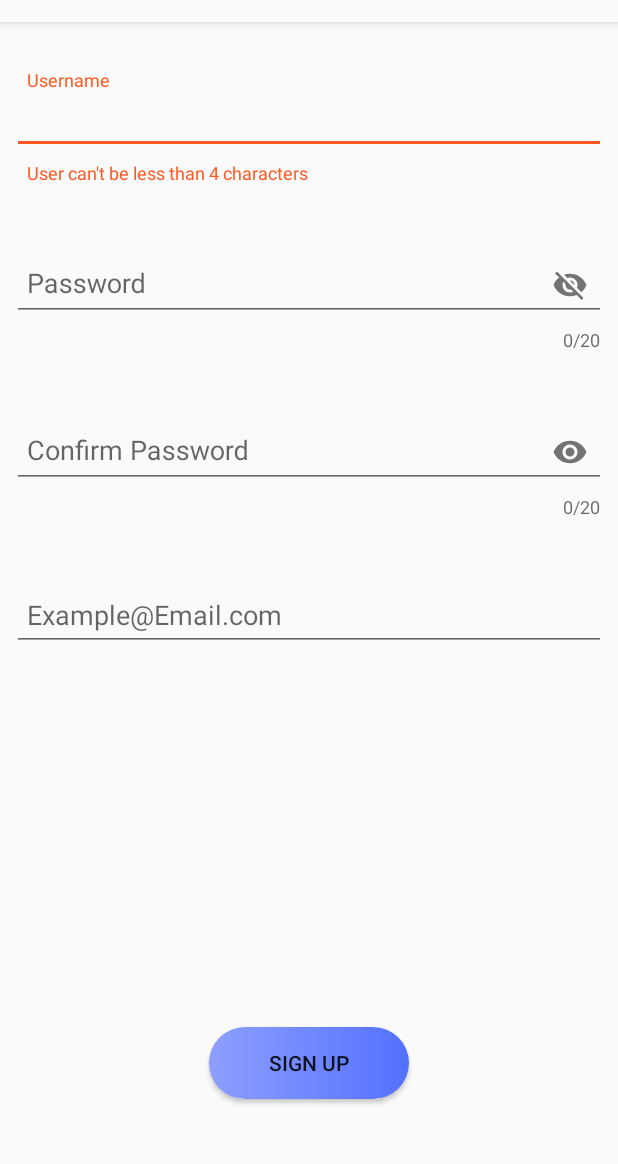
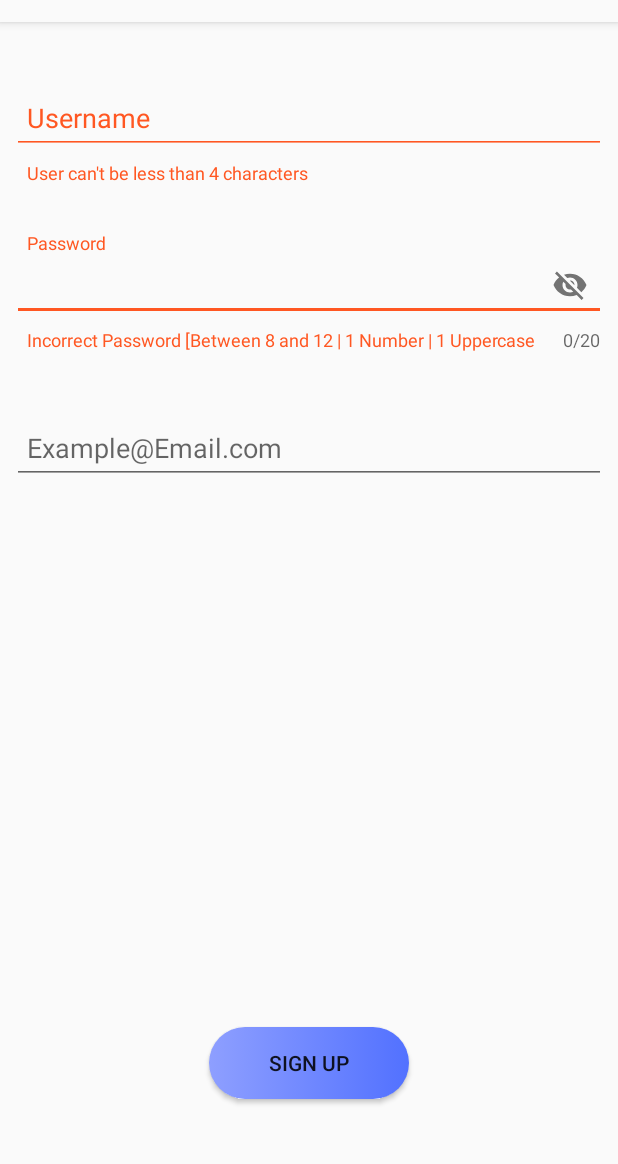
Before and after one commit to sslavik/inventoryFragment, an Android app: the SignUpActivity screen opened directly, with no data from a screen before it, after a tap on an icon or button, on a phone screen of 412 x 824 dp, the part 62-1226 px from its top. Run offline under Robolectric (Android 15) with nearby library versions, the phone set to English and light mode, and no system bars; 1 other tap on this screen came first.

Commit message:
Erros implemented & Failed at Sign Up To Show err

```diff
--- a/app/src/main/java/com/sslavik/inventory/ui/SignUpActivity.java
+++ b/app/src/main/java/com/sslavik/inventory/ui/SignUpActivity.java
@@ -11,7 +11,6 @@ import android.util.Log;
 import android.view.View;
 import android.view.inputmethod.InputMethodManager;
 import android.widget.Button;
-import android.widget.EditText;
 import android.widget.Toast;
 
 import com.google.android.material.textfield.TextInputEditText;
@@ -23,13 +22,11 @@ public class SignUpActivity extends AppCompatActivity {
 
     private Button btSignUp;
     private TextInputEditText tiedUser;
-    private TextInputEditText tiedPassword1;
-    private TextInputEditText tiedPassword2;
+    private TextInputEditText tiedPassword;
     private TextInputEditText tiedEmail;
 
     private TextInputLayout tilUser;
-    private TextInputLayout tilPassword1;
-    private TextInputLayout tilPassword2;
+    private TextInputLayout tilPassword;
     private TextInputLayout tilEmail;
 
     @Override
@@ -39,16 +36,16 @@ public class SignUpActivity extends AppCompatActivity {
         // Instancia TextInputEditText
         btSignUp = findViewById(R.id.btSingUpSignUp);
         tiedUser = findViewById(R.id.tiedUser);
-        tiedPassword1 = findViewById(R.id.tiedPassword1);
-        tiedPassword2 = findViewById(R.id.tiedPassword2);
+        tiedPassword = findViewById(R.id.tiedPassword);
         tiedEmail = findViewById(R.id.tiedEmail);
         // TextInputLayout
         tilUser = findViewById(R.id.tilUser);
-        tilPassword1 = findViewById(R.id.tilPassword1);
-        tilPassword2 = findViewById(R.id.tilPassword2);
+        tilPassword = findViewById(R.id.tilPassword);
         tilEmail = findViewById(R.id.tilEmail);
         // TextChanged
         tiedUser.addTextChangedListener(new SignUpWatcher(tiedUser));
+        tiedEmail.addTextChangedListener(new SignUpWatcher(tiedEmail));
+        tiedPassword.addTextChangedListener(new SignUpWatcher(tiedPassword));
         // Evento OnClick SignUp
         btSignUp.setOnClickListener(new View.OnClickListener() {
             @Override
@@ -63,7 +60,7 @@ public class SignUpActivity extends AppCompatActivity {
      */
     private void validate() {
         if(validateUser(tiedUser)
-                && validatePassword(tiedPassword1, tiedPassword2)
+                && validatePassword(tiedPassword)
                 && CommonUtils.validateEmail(tiedEmail.getText().toString())) {
             // 1- Se guarda el usuario en la BD
             // 2- Envio de correo al usuario (Firebase)
@@ -87,19 +84,17 @@ public class SignUpActivity extends AppCompatActivity {
      * 5. No puede ser vacio
      * @return Valida Contraseña
      */
-    private boolean validatePassword(View view, View view2) {
+    private boolean validatePassword(View view) {
         String pass1 = ((TextInputEditText)view).getText().toString();
-        String pass2 = ((TextInputEditText)view2).getText().toString();
-        Log.d("SignIn", " Equals : " + pass1.equals(pass2) + "Length: " + (pass1.length() >= 8 && pass1.length() <= 12) + " mayus : " + pass1.matches(".*([A-Z]){1,}.*") + " num : " + pass1.matches(".*([0-9]){1,}.*"));
+        Log.d("SignIn", "Length: " + (pass1.length() >= 8 && pass1.length() <= 12) + " mayus : " + pass1.matches(".*([A-Z]){1,}.*") + " num : " + pass1.matches(".*([0-9]){1,}.*"));
         if(pass1.length() >= 8
-                && pass1.length() <= 12
-                && pass1.equals(pass2)
+                && pass1.length() <= 20
                 && pass1.matches(".*([A-Z]){1,}.*")
                 && pass1.matches(".*([0-9]){1,}.*")){
             return true;
         } else {
             displaySoftKeyboard(view);
-            tilPassword1.setError(getString(R.string.errEmail));
+            tilPassword.setError(getString(R.string.errPassword));
             return false;
         }
     }
@@ -150,11 +145,11 @@ public class SignUpActivity extends AppCompatActivity {
                     }
                     else tilUser.setError(null);
                     break;
-                case R.id.tiedPassword1:
-                    if(!validatePassword(view, tiedPassword2)){
-                        tilPassword1.setError(getString(R.string.errPassword));
+                case R.id.tiedPassword:
+                    if(!validatePassword(tiedPassword)){
+                        tilPassword.setError(getString(R.string.errPassword));
                     }
-                    else tilPassword1.setError(null);
+                    else tilPassword.setError(null);
                     break;
                 case R.id.tiedEmail:
                     if(!CommonUtils.validateEmail(((TextInputEditText)view).getText().toString())){
--- a/app/src/main/res/layout/activity_sign_up.xml
+++ b/app/src/main/res/layout/activity_sign_up.xml
@@ -27,7 +27,7 @@
     </com.google.android.material.textfield.TextInputLayout>
 
     <com.google.android.material.textfield.TextInputLayout
-        android:id="@+id/tilPassword1"
+        android:id="@+id/tilPassword"
         android:layout_width="0dp"
         android:layout_height="wrap_content"
         android:layout_marginTop="32dp"
@@ -40,7 +40,7 @@
         app:layout_constraintTop_toBottomOf="@+id/tilUser">
 
         <com.google.android.material.textfield.TextInputEditText
-            android:id="@+id/tiedPassword1"
+            android:id="@+id/tiedPassword"
             android:layout_width="match_parent"
             android:layout_height="wrap_content"
             android:paddingLeft="@dimen/tiedPadding"
@@ -48,27 +48,6 @@
             android:hint="@string/tiedPassword" />
     </com.google.android.material.textfield.TextInputLayout>
 
-    <com.google.android.material.textfield.TextInputLayout
-        android:id="@+id/tilPassword2"
-        android:layout_width="0dp"
-        android:layout_height="wrap_content"
-        android:layout_marginTop="32dp"
-        app:errorEnabled="true"
-        app:counterEnabled="true"
-        app:counterMaxLength="20"
-        app:passwordToggleEnabled="true"
-        app:layout_constraintEnd_toEndOf="@+id/tilPassword1"
-        app:layout_constraintStart_toStartOf="@+id/tilPassword1"
-        app:layout_constraintTop_toBottomOf="@+id/tilPassword1">
-
-        <com.google.android.material.textfield.TextInputEditText
-            android:id="@+id/tiedPassword2"
-            android:layout_width="match_parent"
-            android:layout_height="wrap_content"
-            android:paddingLeft="@dimen/tiedPadding"
-            android:inputType="textPassword"
-            android:hint="@string/tiedPasswordRep" />
-    </com.google.android.material.textfield.TextInputLayout>
 
     <com.google.android.material.textfield.TextInputLayout
         android:id="@+id/tilEmail"
@@ -76,9 +55,9 @@
         android:layout_height="wrap_content"
         android:layout_marginTop="32dp"
         app:errorEnabled="true"
-        app:layout_constraintEnd_toEndOf="@+id/tilPassword2"
-        app:layout_constraintStart_toStartOf="@+id/tilPassword2"
-        app:layout_constraintTop_toBottomOf="@+id/tilPassword2">
+        app:layout_constraintEnd_toEndOf="@+id/tilPassword"
+        app:layout_constraintStart_toStartOf="@+id/tilPassword"
+        app:layout_constraintTop_toBottomOf="@+id/tilPassword">
 
         <com.google.android.material.textfield.TextInputEditText
             android:id="@+id/tiedEmail"
--- a/app/src/main/res/values/errors.xml
+++ b/app/src/main/res/values/errors.xml
@@ -1,6 +1,6 @@
 <?xml version="1.0" encoding="utf-8"?>
 <resources>
     <string name="errUserEmpty">User can\'t be less than 4 characters</string>
-    <string name="errPassword"><![CDATA[Incorrect Password [ Between 8 & 12 | 1 Number | 1 Uppercase ]]]></string>
-    <string name="errEmail">Not a Email</string>
+    <string name="errPassword">Incorrect Password [Between 8 and 12 | 1 Number | 1 Uppercase</string>
+    <string name="errEmail">Not an Email</string>
 </resources>
```
